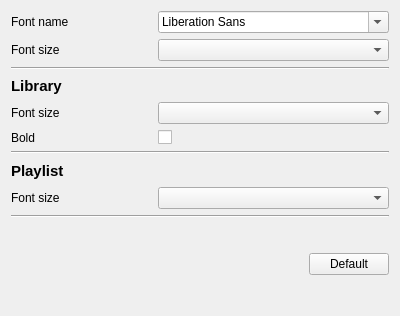
Before: the Qt Designer form src/Gui/Preferences/UiPreferences/GUI_FontPreferences.ui in Inferno214221/sayonara-player, drawn with Qt 5.
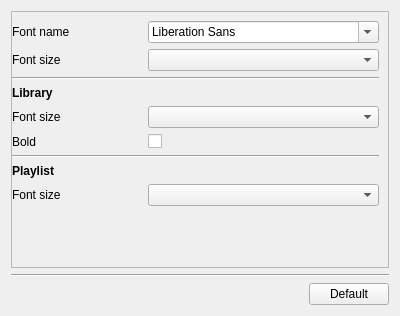
After: the same form once the commit is applied. Custom widgets are drawn as their Qt base class.

Diff of the .ui file:
```diff
--- a/src/Gui/Preferences/UiPreferences/GUI_FontPreferences.ui
+++ b/src/Gui/Preferences/UiPreferences/GUI_FontPreferences.ui
@@ -11,97 +11,14 @@
    </rect>
   </property>
   <layout class="QGridLayout" name="gridLayout">
-   <item row="8" column="0">
-    <widget class="QLabel" name="label_7">
-     <property name="text">
-      <string>Bold</string>
-     </property>
-    </widget>
-   </item>
-   <item row="7" column="1">
-    <widget class="Gui::ComboBox" name="combo_lib_size"/>
-   </item>
-   <item row="10" column="0">
-    <widget class="QLabel" name="lab_playlist">
-     <property name="font">
-      <font>
-       <pointsize>11</pointsize>
-       <weight>75</weight>
-       <bold>true</bold>
-      </font>
-     </property>
-     <property name="text">
-      <string notr="true">Playlist</string>
-     </property>
-    </widget>
-   </item>
-   <item row="5" column="0">
-    <widget class="QLabel" name="lab_library">
-     <property name="font">
-      <font>
-       <pointsize>11</pointsize>
-       <weight>75</weight>
-       <bold>true</bold>
-      </font>
-     </property>
-     <property name="text">
-      <string notr="true">Library</string>
-     </property>
-    </widget>
-   </item>
-   <item row="11" column="1">
-    <widget class="Gui::ComboBox" name="combo_pl_size"/>
-   </item>
-   <item row="7" column="0">
-    <widget class="QLabel" name="label_5">
-     <property name="text">
-      <string>Font size</string>
-     </property>
-    </widget>
-   </item>
-   <item row="1" column="0">
-    <widget class="QLabel" name="label">
-     <property name="text">
-      <string>Font size</string>
-     </property>
-    </widget>
-   </item>
-   <item row="8" column="1">
-    <widget class="QCheckBox" name="cb_lib_bold">
-     <property name="text">
-      <string/>
-     </property>
-    </widget>
-   </item>
-   <item row="9" column="0" colspan="2">
-    <widget class="Line" name="line_2">
-     <property name="orientation">
-      <enum>Qt::Horizontal</enum>
-     </property>
-    </widget>
-   </item>
-   <item row="12" column="0" colspan="2">
+   <item row="4" column="0" colspan="2">
     <widget class="Line" name="line_4">
      <property name="orientation">
       <enum>Qt::Horizontal</enum>
      </property>
     </widget>
    </item>
-   <item row="11" column="0">
-    <widget class="QLabel" name="label_6">
-     <property name="text">
-      <string>Font size</string>
-     </property>
-    </widget>
-   </item>
-   <item row="0" column="0">
-    <widget class="QLabel" name="label_2">
-     <property name="text">
-      <string>Font name</string>
-     </property>
-    </widget>
-   </item>
-   <item row="13" column="0" rowspan="4" colspan="2">
+   <item row="5" column="0" rowspan="4" colspan="2">
     <layout class="QHBoxLayout" name="horizontalLayout">
      <item>
       <spacer name="horizontalSpacer">
@@ -125,19 +42,135 @@
      </item>
     </layout>
    </item>
-   <item row="2" column="0" colspan="2">
-    <widget class="Line" name="line_3">
-     <property name="orientation">
-      <enum>Qt::Horizontal</enum>
+   <item row="3" column="0" colspan="2">
+    <widget class="QScrollArea" name="scrollArea">
+     <property name="widgetResizable">
+      <bool>true</bool>
      </property>
+     <widget class="QWidget" name="scrollAreaWidgetContents">
+      <property name="geometry">
+       <rect>
+        <x>0</x>
+        <y>0</y>
+        <width>380</width>
+        <height>256</height>
+       </rect>
+      </property>
+      <layout class="QGridLayout" name="gridLayout_2">
+       <property name="leftMargin">
+        <number>0</number>
+       </property>
+       <item row="3" column="1">
+        <widget class="Gui::ComboBox" name="combo_sizes"/>
+       </item>
+       <item row="13" column="1">
+        <widget class="Gui::ComboBox" name="combo_pl_size"/>
+       </item>
+       <item row="8" column="1">
+        <widget class="Gui::ComboBox" name="combo_lib_size"/>
+       </item>
+       <item row="13" column="0">
+        <widget class="QLabel" name="label_6">
+         <property name="text">
+          <string>Font size</string>
+         </property>
+        </widget>
+       </item>
+       <item row="8" column="0">
+        <widget class="QLabel" name="label_5">
+         <property name="text">
+          <string>Font size</string>
+         </property>
+        </widget>
+       </item>
+       <item row="3" column="0">
+        <widget class="QLabel" name="label">
+         <property name="text">
+          <string>Font size</string>
+         </property>
+        </widget>
+       </item>
+       <item row="11" column="0" colspan="2">
+        <widget class="Line" name="line_2">
+         <property name="orientation">
+          <enum>Qt::Horizontal</enum>
+         </property>
+        </widget>
+       </item>
+       <item row="9" column="0">
+        <widget class="QLabel" name="label_7">
+         <property name="text">
+          <string>Bold</string>
+         </property>
+        </widget>
+       </item>
+       <item row="1" column="1">
+        <widget class="QFontComboBox" name="combo_fonts"/>
+       </item>
+       <item row="1" column="0">
+        <widget class="QLabel" name="label_2">
+         <property name="text">
+          <string>Font name</string>
+         </property>
+        </widget>
+       </item>
+       <item row="5" column="0" colspan="2">
+        <widget class="Line" name="line_3">
+         <property name="orientation">
+          <enum>Qt::Horizontal</enum>
+         </property>
+        </widget>
+       </item>
+       <item row="7" column="0" colspan="2">
+        <widget class="QLabel" name="lab_library">
+         <property name="font">
+          <font>
+           <weight>75</weight>
+           <bold>true</bold>
+          </font>
+         </property>
+         <property name="text">
+          <string notr="true">Library</string>
+         </property>
+        </widget>
+       </item>
+       <item row="12" column="0" colspan="2">
+        <widget class="QLabel" name="lab_playlist">
+         <property name="font">
+          <font>
+           <weight>75</weight>
+           <bold>true</bold>
+          </font>
+         </property>
+         <property name="text">
+          <string notr="true">Playlist</string>
+         </property>
+        </widget>
+       </item>
+       <item row="9" column="1">
+        <widget class="QCheckBox" name="cb_lib_bold">
+         <property name="text">
+          <string/>
+         </property>
+        </widget>
+       </item>
+       <item row="14" column="1">
+        <spacer name="verticalSpacer">
+         <property name="orientation">
+          <enum>Qt::Vertical</enum>
+         </property>
+         <property name="sizeHint" stdset="0">
+          <size>
+           <width>20</width>
+           <height>40</height>
+          </size>
+         </property>
+        </spacer>
+       </item>
+      </layout>
+     </widget>
     </widget>
    </item>
-   <item row="1" column="1">
-    <widget class="Gui::ComboBox" name="combo_sizes"/>
-   </item>
-   <item row="0" column="1">
-    <widget class="QFontComboBox" name="combo_fonts"/>
-   </item>
   </layout>
  </widget>
  <customwidgets>
```
